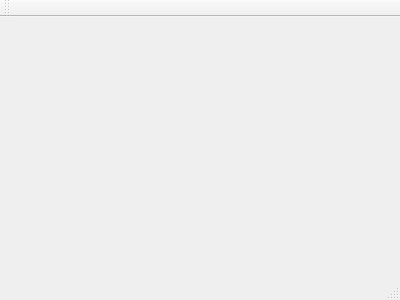
Above: sproductionsystem.ui from shotInLeg/AutoProof before the change. Below: the same form after it.
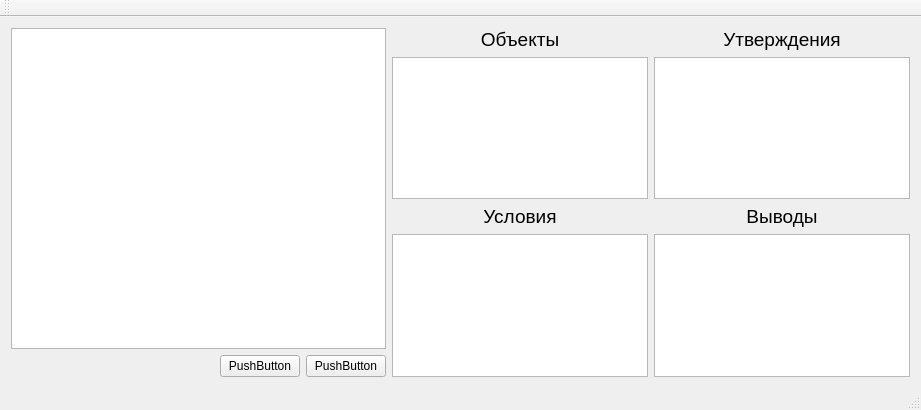
That is the form after the change.

The edit to the form file:
```diff
--- a/sproductionsystem.ui
+++ b/sproductionsystem.ui
@@ -1,24 +1,207 @@
 <ui version="4.0">
  <class>SProductionSystem</class>
- <widget class="QMainWindow" name="SProductionSystem" >
-  <property name="geometry" >
+ <widget class="QMainWindow" name="SProductionSystem">
+  <property name="geometry">
    <rect>
     <x>0</x>
     <y>0</y>
-    <width>400</width>
-    <height>300</height>
+    <width>921</width>
+    <height>410</height>
    </rect>
   </property>
   <property name="windowTitle" >
    <string>SProductionSystem</string>
   </property>
-  <widget class="QMenuBar" name="menuBar" />
-  <widget class="QToolBar" name="mainToolBar" />
-  <widget class="QWidget" name="centralWidget" />
-  <widget class="QStatusBar" name="statusBar" />
+  <widget class="QWidget" name="centralWidget">
+   <layout class="QHBoxLayout" name="horizontalLayout_2">
+    <item>
+     <layout class="QVBoxLayout" name="verticalLayout_3">
+      <item>
+       <widget class="QPlainTextEdit" name="pteCode"/>
+      </item>
+      <item>
+       <layout class="QHBoxLayout" name="horizontalLayout">
+        <property name="topMargin">
+         <number>0</number>
+        </property>
+        <item>
+         <spacer name="horizontalSpacer">
+          <property name="orientation">
+           <enum>Qt::Horizontal</enum>
+          </property>
+          <property name="sizeHint" stdset="0">
+           <size>
+            <width>40</width>
+            <height>20</height>
+           </size>
+          </property>
+         </spacer>
+        </item>
+        <item>
+         <widget class="QPushButton" name="bDo">
+          <property name="text">
+           <string>PushButton</string>
+          </property>
+         </widget>
+        </item>
+        <item>
+         <widget class="QPushButton" name="bClear">
+          <property name="text">
+           <string>PushButton</string>
+          </property>
+         </widget>
+        </item>
+       </layout>
+      </item>
+     </layout>
+    </item>
+    <item>
+     <layout class="QVBoxLayout" name="verticalLayout">
+      <property name="leftMargin">
+       <number>0</number>
+      </property>
+      <item>
+       <layout class="QHBoxLayout" name="horizontalLayout_4">
+        <property name="rightMargin">
+         <number>0</number>
+        </property>
+        <item>
+         <layout class="QVBoxLayout" name="verticalLayout_5">
+          <property name="rightMargin">
+           <number>0</number>
+          </property>
+          <item>
+           <widget class="QLabel" name="label">
+            <property name="font">
+             <font>
+              <pointsize>14</pointsize>
+             </font>
+            </property>
+            <property name="text">
+             <string>Объекты</string>
+            </property>
+            <property name="alignment">
+             <set>Qt::AlignCenter</set>
+            </property>
+           </widget>
+          </item>
+          <item>
+           <widget class="QTableWidget" name="twObjects"/>
+          </item>
+         </layout>
+        </item>
+        <item>
+         <layout class="QVBoxLayout" name="verticalLayout_7">
+          <property name="rightMargin">
+           <number>0</number>
+          </property>
+          <item>
+           <widget class="QLabel" name="label_2">
+            <property name="font">
+             <font>
+              <pointsize>14</pointsize>
+             </font>
+            </property>
+            <property name="text">
+             <string>Утверждения</string>
+            </property>
+            <property name="alignment">
+             <set>Qt::AlignCenter</set>
+            </property>
+           </widget>
+          </item>
+          <item>
+           <widget class="QListWidget" name="lwData"/>
+          </item>
+         </layout>
+        </item>
+       </layout>
+      </item>
+      <item>
+       <layout class="QHBoxLayout" name="horizontalLayout_3">
+        <property name="topMargin">
+         <number>0</number>
+        </property>
+        <property name="rightMargin">
+         <number>0</number>
+        </property>
+        <item>
+         <layout class="QVBoxLayout" name="verticalLayout_8">
+          <property name="topMargin">
+           <number>0</number>
+          </property>
+          <item>
+           <widget class="QLabel" name="label_3">
+            <property name="font">
+             <font>
+              <pointsize>14</pointsize>
+             </font>
+            </property>
+            <property name="text">
+             <string>Условия</string>
+            </property>
+            <property name="alignment">
+             <set>Qt::AlignCenter</set>
+            </property>
+           </widget>
+          </item>
+          <item>
+           <widget class="QTableWidget" name="twIfs"/>
+          </item>
+         </layout>
+        </item>
+        <item>
+         <layout class="QVBoxLayout" name="verticalLayout_10">
+          <property name="rightMargin">
+           <number>0</number>
+          </property>
+          <item>
+           <widget class="QLabel" name="label_4">
+            <property name="font">
+             <font>
+              <pointsize>14</pointsize>
+             </font>
+            </property>
+            <property name="text">
+             <string>Выводы</string>
+            </property>
+            <property name="alignment">
+             <set>Qt::AlignCenter</set>
+            </property>
+           </widget>
+          </item>
+          <item>
+           <widget class="QTreeView" name="twResults"/>
+          </item>
+         </layout>
+        </item>
+       </layout>
+      </item>
+     </layout>
+    </item>
+   </layout>
+  </widget>
+  <widget class="QMenuBar" name="menuBar">
+   <property name="geometry">
+    <rect>
+     <x>0</x>
+     <y>0</y>
+     <width>921</width>
+     <height>19</height>
+    </rect>
+   </property>
+  </widget>
+  <widget class="QToolBar" name="mainToolBar">
+   <attribute name="toolBarArea">
+    <enum>TopToolBarArea</enum>
+   </attribute>
+   <attribute name="toolBarBreak">
+    <bool>false</bool>
+   </attribute>
+  </widget>
+  <widget class="QStatusBar" name="statusBar"/>
  </widget>
- <layoutDefault spacing="6" margin="11" />
- <pixmapfunction></pixmapfunction>
+ <layoutdefault spacing="6" margin="11"/>
  <resources/>
  <connections/>
 </ui>
```
Left out of the diff: 3 changed lines with no effect on the pictures.
